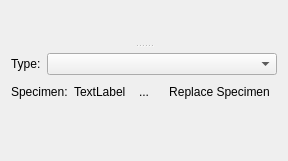
Above: src/scipyen/gui/widgets/dataclasswidgets/biologicalsourcewidget.ui from ctigaret/scipyen before the change. Below: the same form after it.
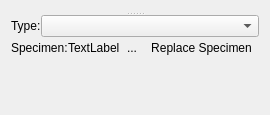
That is the form after the change. Icons and pictures are not drawn. Custom widgets are drawn as their Qt base class.

Patch:
```diff
--- a/src/scipyen/gui/widgets/dataclasswidgets/biologicalsourcewidget.ui
+++ b/src/scipyen/gui/widgets/dataclasswidgets/biologicalsourcewidget.ui
@@ -7,7 +7,7 @@
     <x>0</x>
     <y>0</y>
     <width>246</width>
-    <height>161</height>
+    <height>115</height>
    </rect>
   </property>
   <property name="windowTitle">
@@ -22,9 +22,22 @@
      <property name="handleWidth">
       <number>3</number>
      </property>
-     <widget class="DataExchangeWidget" name="dataExchangeWidget" native="true"/>
+     <widget class="DataExchangeWidget" name="dataExchangeWidget" native="true">
+      <property name="sizePolicy">
+       <sizepolicy hsizetype="Preferred" vsizetype="Minimum">
+        <horstretch>0</horstretch>
+        <verstretch>0</verstretch>
+       </sizepolicy>
+      </property>
+     </widget>
      <widget class="QWidget" name="layoutWidget">
       <layout class="QVBoxLayout" name="verticalLayout">
+       <property name="spacing">
+        <number>0</number>
+       </property>
+       <property name="sizeConstraint">
+        <enum>QLayout::SizeConstraint::SetMinimumSize</enum>
+       </property>
        <item>
         <widget class="NameDescriptionWidget" name="nameDescriptionWidget" native="true"/>
        </item>
@@ -117,7 +130,11 @@
          </item>
         </layout>
        </item>
-       <item>
+      </layout>
+     </widget>
+    </widget>
+   </item>
+   <item row="1" column="0">
         <spacer name="verticalSpacer">
          <property name="orientation">
           <enum>Qt::Orientation::Vertical</enum>
@@ -129,10 +146,6 @@
           </size>
          </property>
         </spacer>
-       </item>
-      </layout>
-     </widget>
-    </widget>
    </item>
   </layout>
  </widget>
```
Left out of the diff: 9 changed lines with no effect on the pictures. Lines whose indentation alone changed are shown as unchanged.
